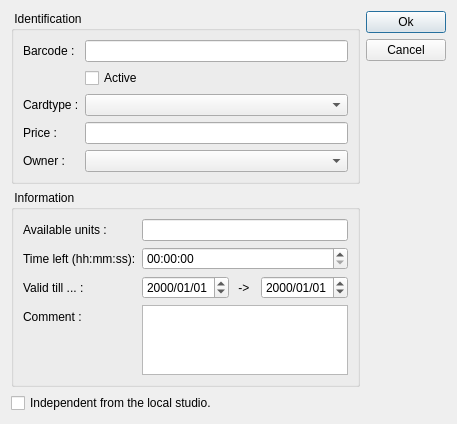
tbikfalvi/Belenus, file client/dlgpatientcardedit.ui: the form before one commit.
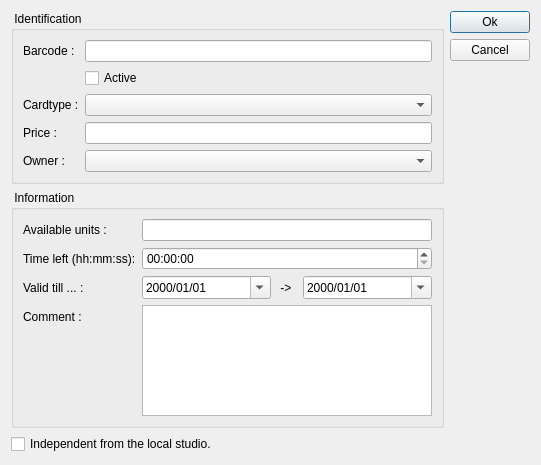
The form after the commit.

Patch:
```diff
--- a/client/dlgpatientcardedit.ui
+++ b/client/dlgpatientcardedit.ui
@@ -6,8 +6,8 @@
    <rect>
     <x>0</x>
     <y>0</y>
-    <width>450</width>
-    <height>400</height>
+    <width>541</width>
+    <height>465</height>
    </rect>
   </property>
   <property name="windowTitle">
@@ -123,6 +123,9 @@
             <property name="displayFormat">
              <string>yyyy/MM/dd</string>
             </property>
+            <property name="calendarPopup">
+             <bool>true</bool>
+            </property>
            </widget>
           </item>
           <item>
@@ -149,6 +152,9 @@
             <property name="displayFormat">
              <string>yyyy/MM/dd</string>
             </property>
+            <property name="calendarPopup">
+             <bool>true</bool>
+            </property>
            </widget>
           </item>
          </layout>
```
